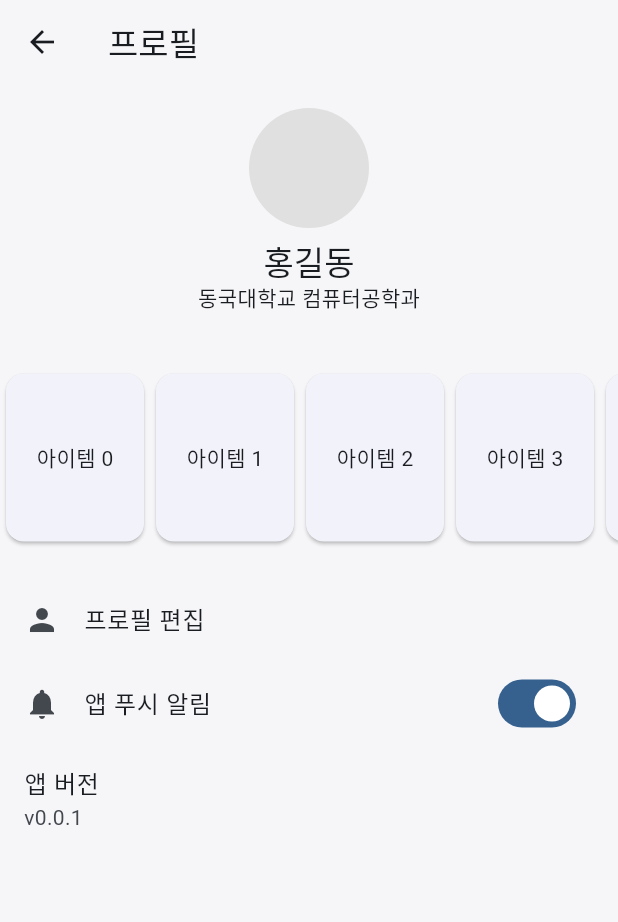
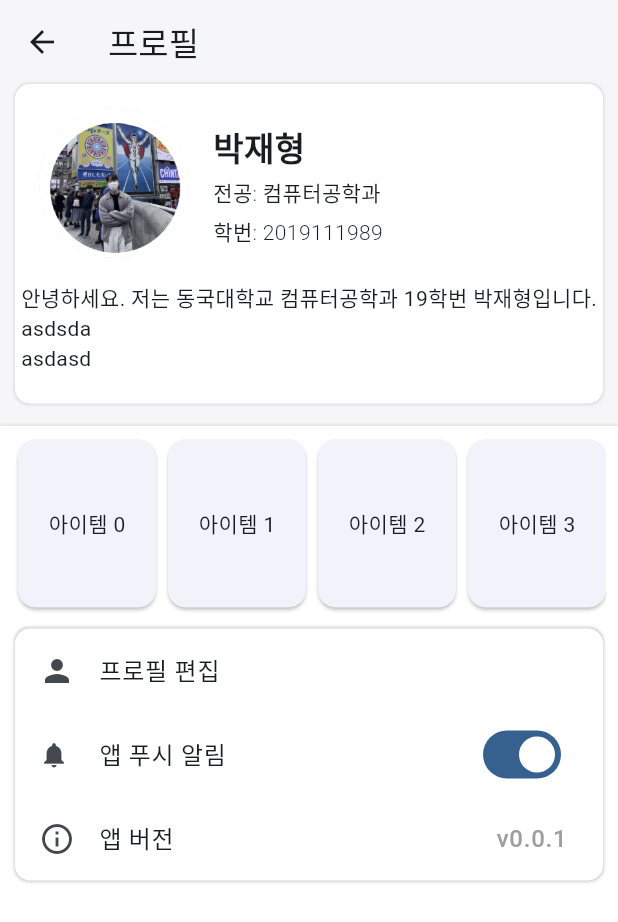
Before and after one commit to In-lyeog-sa-mu-so/jjoin-app, a Flutter app: the ProfileScreen screen opened directly, after a tap on "앱 푸시 알림", on a phone screen of 412 x 824 dp. Shown: the top 922 px of the screen. Run offline on Flutter 3.47's test engine with Material 2 defaults, Android fonts, the phone set to English and light mode, and no system bars; our stand-ins replace flutter_native_splash, flutter_svg, get, image_picker; accounts and stored records are empty; network calls fail; project files that could hold a hidden picture were left out.

Commit message:
Profile UI 개선

```diff
--- /dev/null
+++ b/lib/model/profile_user.dart
@@ -0,0 +1,38 @@
+class User {
+  final int userId;
+  final String name;
+  final String major;
+  final String introduction;
+  final String profileImageUuid;
+  final int studentId;
+
+  User({
+      required this.userId,
+      required this.name,
+      required this.major,
+      required this.introduction,
+      required this.profileImageUuid,
+      required this.studentId,
+  });
+
+  factory User.fromJson(Map<String, dynamic> json) {
+    return User(
+      userId: json['userId'],
+      name: json['name'],
+      major: json['major'],
+      introduction: json['introduction'],
+      profileImageUuid: json['profileImageUuid'],
+      studentId: json['studentId'],
+    );
+  }
+}
+
+User user =
+  User(
+  userId: 1,
+  name: "김동국",
+  major: "컴퓨터공학과",
+  introduction: "안녕하세요. 저는 동국대학교 컴퓨터공학과 21학번 김동국입니다.",
+  profileImageUuid: "assets/images/jh_profile_image.png",
+  studentId: 2019111989,
+  );
--- /dev/null
+++ b/lib/provider/profile_api.dart
@@ -0,0 +1,15 @@
+import 'dart:convert';
+
+import 'package:jjoin/model/profile_user.dart';
+import 'package:http/http.dart' as http;
+
+class ApiProfile {
+  static Future<User> getProfile(int id) async {
+    final response = await http.get(Uri.parse('https://users/$id'));
+    if (response.statusCode == 200) {
+      return User.fromJson(jsonDecode(response.body));
+    } else {
+      throw Exception('Failed to load profile');
+    }
+  }
+}
--- /dev/null
+++ b/lib/repository/profile_repository.dart
@@ -0,0 +1,14 @@
+import '../model/profile_user.dart';
+
+class ProfileRepository {
+  static User getDummyUser() {
+    return User(
+      userId: 1,
+      name: "박재형",
+      major: "컴퓨터공학과",
+      introduction: "안녕하세요. 저는 동국대학교 컴퓨터공학과 19학번 박재형입니다.\nasdsda\nasdasd",
+      profileImageUuid: "assets/images/jh_profile_image.png",
+      studentId: 2019111989,
+    );
+  }
+}
--- a/lib/screen/profile_edit_screen.dart
+++ b/lib/screen/profile_edit_screen.dart
@@ -2,6 +2,9 @@
 import 'package:flutter/material.dart';
 import 'package:image_picker/image_picker.dart';
 import 'dart:io';
+
+import '../model/profile_user.dart';
+import '../repository/profile_repository.dart';
 
 class ProfileEditScreen extends StatefulWidget {
   final String userDescription;
@@ -18,11 +21,14 @@ class ProfileEditScreen extends StatefulWidget {
 class _ProfileEditScreenState extends State<ProfileEditScreen> {
   late TextEditingController _descriptionController;
   File? _profileImage;
+  late User user;
+  bool _isEditingText = false;
 
   @override
   void initState() {
     super.initState();
-    _descriptionController = TextEditingController(text: widget.userDescription);
+    user = ProfileRepository.getDummyUser() as User;
+    _descriptionController = TextEditingController(text: user.introduction); // Initialize with user introduction
   }
 
   @override
@@ -56,37 +62,65 @@ class _ProfileEditScreenState extends State<ProfileEditScreen> {
           crossAxisAlignment: CrossAxisAlignment.start,
           children: [
             GestureDetector(
-              onTap: _pickImage, // 이미지를 탭했을 때 _pickImage 메소드를 호출합니다.
+              onTap: _pickImage,
               child: CircleAvatar(
-                radius: 40,
+                radius: 80,
                 backgroundColor: Colors.grey.shade300,
-                backgroundImage: _profileImage != null
-                    ? FileImage(_profileImage!) as ImageProvider<Object> // 타입 캐스팅 추가
-                    : const AssetImage('assets/icons/icon_profile_24.svg'), // 'const' 추가하여 이미지 경로 명시
+                backgroundImage: AssetImage(user.profileImageUuid)
               ),
             ),
             const SizedBox(height: 20),
-            const Text(
-              '홍길동',
-              style: TextStyle(fontSize: 20, fontWeight: FontWeight.bold),
+            Text(
+              user.name,
+              style: TextStyle(fontSize: 22, fontWeight: FontWeight.w800),
             ),
-            const Text('동국대학교 컴퓨터공학과'),
+            Text(user.major,
+            style: TextStyle(fontSize: 16, fontWeight: FontWeight.w300),
+            ),
             const SizedBox(height: 20),
             TextField(
               controller: _descriptionController,
               decoration: const InputDecoration(
                 labelText: '자기소개',
+                border: OutlineInputBorder(),
               ),
-              maxLines: null, // 무한 입력 가능
+              maxLines: null,
+              enabled: _isEditingText,
             ),
+
             const SizedBox(height: 20),
-            Center(
-              child: ElevatedButton(
-                onPressed: () {
-                  // TODO: 수정 사항 저장 로직 구현
-                },
-                child: const Text('저장하기'),
-              ),
+            Row( // Add this Row widget
+              mainAxisAlignment: MainAxisAlignment.spaceEvenly,
+              children: [
+                ElevatedButton(
+                  onPressed: () {
+                    setState(() {
+                      _isEditingText = true;
+                    });
+                  },
+                  child: const Text('수정하기'),
+                ),
+                ElevatedButton(
+                  onPressed: () {
+                    if (_isEditingText) {
+                      print('Profile Image: ${_profileImage?.path}');
+                      print('User Introduction: ${_descriptionController.text}');
+                      setState(() {
+                        _isEditingText = false;
+                      });
+                      // TODO: Implement the logic to save these changes
+                    } else {
+                      // If we're not in edit mode, then "Save" might prompt the user to edit first
+                      ScaffoldMessenger.of(context).showSnackBar(
+                        SnackBar(
+                          content: Text('수정하기 버튼을 눌러 수정하세요.'),
+                        ),
+                      );
+                    }
+                  },
+                  child: const Text('저장하기'),
+                ),
+              ],
             ),
           ],
         ),
--- a/lib/screen/profile_screen.dart
+++ b/lib/screen/profile_screen.dart
@@ -1,7 +1,10 @@
 import 'package:flutter/material.dart';
-import 'dart:io'; // Used for File class
+import 'dart:io';
 import 'package:image_picker/image_picker.dart';
-import 'package:jjoin/screen/profile_edit_screen.dart'; // You need to add image_picker to your pubspec.yaml
+import 'package:jjoin/repository/profile_repository.dart';
+import 'package:jjoin/screen/profile_edit_screen.dart';
+
+import '../model/profile_user.dart';
 
 class ProfileScreen extends StatefulWidget {
   const ProfileScreen({super.key});
@@ -11,8 +14,16 @@ class ProfileScreen extends StatefulWidget {
 }
 
 class _ProfileScreenState extends State<ProfileScreen> {
-  File? _profileImage; // This will hold the uploaded image file
+  File? _profileImage;
   bool _isPushNotificationEnabled = false;
+  late User user;
+
+  @override
+  void initState() {
+    super.initState();
+    _items = _loadItems();
+    user = ProfileRepository.getDummyUser();
+  }
 
   @override
   Widget build(BuildContext context) {
@@ -20,53 +31,137 @@ class _ProfileScreenState extends State<ProfileScreen> {
       appBar: AppBar(
         title: const Text('프로필'),
         backgroundColor: Colors.transparent,
-        elevation: 0, // No shadow
+        elevation: 0,
       ),
-      body: ListView(
+      body: Column(
         children: [
           _buildTopBanner(context),
-          const SizedBox(height: 20),
-          _buildScrollingCards(context),
-          const SizedBox(height: 20),
-          _buildOptions(context),
+          SizedBox(height: 15),
+          Expanded(
+            child: Container(
+              decoration: BoxDecoration(
+                color: Colors.white, // Set the background color of the container
+                boxShadow: [
+                  BoxShadow(
+                    color: Colors.grey.withOpacity(0.3),
+                    spreadRadius: 0.5,
+                    blurRadius: 1,
+                    offset: Offset(0, 0), // changes position of shadow
+                  ),
                 ],
               ),
-    );
-  }
-
-  Widget _buildTopBanner(BuildContext context) {
-    return Container(
-      padding: const EdgeInsets.all(16),
-      alignment: Alignment.center,
-      child: Column(
+              child: ListView(
                 children: [
-          CircleAvatar(
-            radius: 40,
-            backgroundColor: Colors.grey.shade300,
-            backgroundImage: _profileImage != null
-                ? FileImage(_profileImage!) as ImageProvider // FileImage에 캐스팅하여 에러 해결
-                : AssetImage('assets/icons/icon_profile_24.svg'), // 기본 아이콘 이미지 경로를 확인하세요.
+                  const SizedBox(height: 5),
+                  _buildScrollingCards(context),
+                  const SizedBox(height: 10),
+                  _buildOptions(context),
+                  SizedBox(height: MediaQuery.of(context).padding.bottom), // To ensure it extends to the bottom of the screen
+                ],
               ),
-          const SizedBox(height: 8),
-          Text(
-            '홍길동',
-            style: Theme.of(context).textTheme.headline6,
             ),
-          Text('동국대학교 컴퓨터공학과'),
+          ),
         ],
       ),
     );
   }
 
 
-
+  Widget _buildTopBanner(BuildContext context) {
+    return Padding(
+      padding: const EdgeInsets.symmetric(horizontal: 10.0),
+      child: Container(
+        decoration: BoxDecoration(
+          color: Colors.white, // Set the background color of the container
+          boxShadow: [
+            BoxShadow(
+              color: Colors.grey.withOpacity(0.3),
+              spreadRadius: 0.5,
+              blurRadius: 1,
+              offset: Offset(0, 0), // changes position of shadow
+            ),
+          ],
+          borderRadius: BorderRadius.circular(10), // Round the corners slightly
+        ),
+        child: Column(
+          children: [
+            Padding(
+              padding: const EdgeInsets.all(16),
+              child: Row(
+                crossAxisAlignment: CrossAxisAlignment.start,
+                children: [
+                  CircleAvatar(
+                    radius: 50,
+                    backgroundImage: AssetImage(user.profileImageUuid),
+                  ),
+                  const SizedBox(width: 16),
+                  Expanded(
+                    child: Column(
+                      crossAxisAlignment: CrossAxisAlignment.start,
+                      children: [
+                        Padding(
+                          padding: const EdgeInsets.only(top: 10),
+                          child: Text('${user.name}',
+                            style: const TextStyle(
+                              fontSize: 22,
+                              fontWeight: FontWeight.w800,
+                            ),
+                          ),
+                        ),
+                        Padding(
+                          padding: const EdgeInsets.only(top: 5),
+                          child: Text('전공: ${user.major}',
+                              style: const TextStyle(
+                                fontSize: 14,
+                                fontWeight: FontWeight.w300,
+                              )
+                          ),
+                        ),
+                        Padding(
+                          padding: const EdgeInsets.only(top: 5),
+                          child: Text('학번: ${user.studentId.toString()}',
+                              style: const TextStyle(
+                                fontSize: 14,
+                                fontWeight: FontWeight.w300,
+                              )
+                          ),
+                        ),
+                      ],
+                    ),
+                  ),
+                ],
+              ),
+            ),
+            Text(
+              user.introduction,
+              textAlign: TextAlign.left,
+            ),
+            const SizedBox(height: 20)
+          ],
+        ),
+      ),
+    );
+  }
 
   Widget _buildOptions(BuildContext context) {
-    return Column(
+    return Padding(
+      padding: const EdgeInsets.symmetric(horizontal: 10.0),
+      child: Container(
+        decoration: BoxDecoration(
+          color: Colors.white, // Set the background color of the container
+          boxShadow: [
+            BoxShadow(
+              color: Colors.grey.withOpacity(0.5),
+              spreadRadius: 0.5,
+              blurRadius: 1,
+              offset: Offset(0, 0), // changes position of shadow
+            ),
+          ],
+          borderRadius: BorderRadius.circular(10), // Round the corners slightly
+        ),
+        child: Column(
           children: [
             _buildOptionItem(Icons.person, '프로필 편집', () {
-          // '자기소개' 부분을 프로필 편집 화면으로 넘깁니다.
-          // DB에서 가져온다고 가정한 사용자의 '자기소개' 내용입니다.
               const userDescription = " ";
               Navigator.push(
                 context,
@@ -77,25 +172,27 @@ class _ProfileScreenState extends State<ProfileScreen> {
                 ),
               );
             }),
-        // 푸시 알림 설정 스위치 추가
             SwitchListTile(
-          title: const Text('앱 푸시 알림'),
+              title: const Text('앱 푸시 알림',
+                style: TextStyle(
+                  fontSize: 16,
+                  fontWeight: FontWeight.w300,
+                ),
+              ),
               value: _isPushNotificationEnabled,
               onChanged: (bool value) {
-            // 알림 상태를 변경하는 로직 (예: 상태 저장, 서버에 업데이트 등)
                 setState(() {
                   _isPushNotificationEnabled = value;
                 });
               },
-          secondary: const Icon(Icons.notifications),
+              secondary: const Icon(Icons.notifications,
+              size: 20,
               ),
-        // 앱 버전 표시 추가
-        ListTile(
-          title: const Text('앱 버전'),
-          subtitle: const Text('v0.0.1'), // 여기서 실제 앱 버전을 표시합니다.
-          // secondary: Icon(Icons.info_outline), // 아이콘을 추가하고 싶다면 주석 해제
             ),
+            _buildVersionListTile(), // Add the version list tile here
           ],
+        ),
+      ),
     );
   }
 
@@ -108,10 +205,24 @@ class _ProfileScreenState extends State<ProfileScreen> {
   }
   late Future<List<String>> _items; // 여기서는 예시로 String 리스트를 사용
 
-  @override
-  void initState() {
-    super.initState();
-    _items = _loadItems(); // 데이터베이스에서 아이템을 불러오는 함수를 호출
+  Widget _buildVersionListTile() {
+    return const ListTile(
+      leading: Icon(Icons.info_outline), // Replace with your preferred icon
+      title: Text(
+        '앱 버전',
+        style: TextStyle(
+          fontSize: 16.0,
+          fontWeight: FontWeight.w300,
+        ),
+      ),
+      trailing: Text(
+        'v0.0.1',
+        style: TextStyle(
+          fontSize: 16.0,
+          color: Colors.grey,
+        ),
+      ),
+    );
   }
 
   Future<List<String>> _loadItems() async {
@@ -131,7 +242,9 @@ class _ProfileScreenState extends State<ProfileScreen> {
           return Text('데이터를 불러오는데 실패했습니다.');
         } else if (snapshot.hasData) {
           var items = snapshot.data!;
-          return Container(
+          return Padding(
+            padding: const EdgeInsets.symmetric(horizontal: 8.0,),
+            child: Container(
               height: 120,
               child: ListView.builder(
                 scrollDirection: Axis.horizontal,
@@ -153,6 +266,7 @@ class _ProfileScreenState extends State<ProfileScreen> {
                   );
                 },
               ),
+            ),
           );
         } else {
           return Text('데이터가 없습니다.');
```
Also changed, not shown: assets/images/jh_profile_image.png (added), assets/images/profile_icon.png (added). Lines whose indentation alone changed are shown as unchanged.
